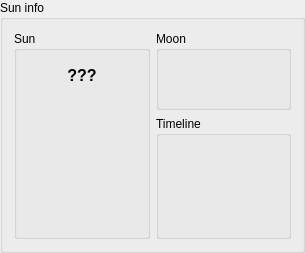
Before: the Qt Designer form widgets/qsuninfo.ui in AMOS-uniba/amos-client, drawn with Qt 5.
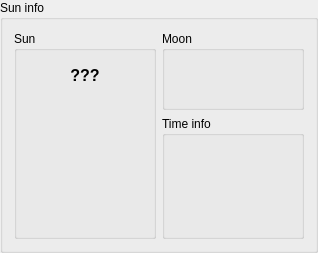
After: the same form once the commit is applied. Custom widgets are drawn as their Qt base class.

What changed in the file:
```diff
--- a/widgets/qsuninfo.ui
+++ b/widgets/qsuninfo.ui
@@ -6,7 +6,7 @@
    <rect>
     <x>0</x>
     <y>0</y>
-    <width>305</width>
+    <width>318</width>
     <height>225</height>
    </rect>
   </property>
@@ -160,7 +160,7 @@
    <item row="3" column="1">
     <widget class="QGroupBox" name="groupBox">
      <property name="title">
-      <string>Timeline</string>
+      <string>Time info</string>
      </property>
      <layout class="QVBoxLayout" name="verticalLayout_3">
       <item>
```
Left out of the diff: 2 changed lines with no effect on the pictures.
